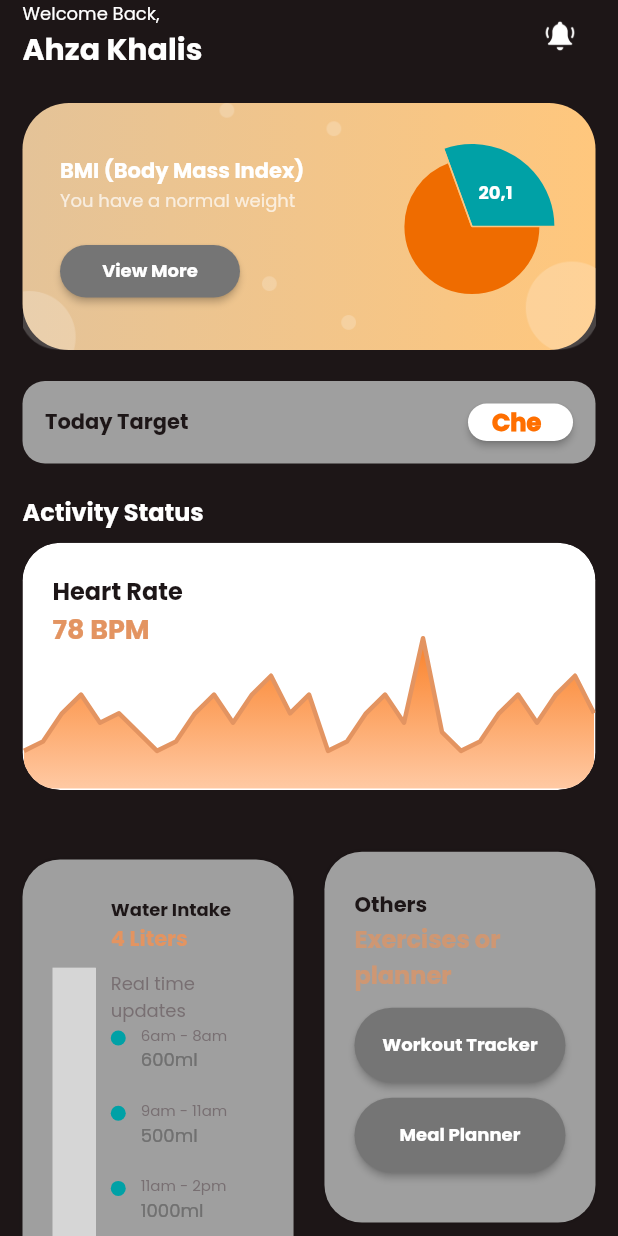
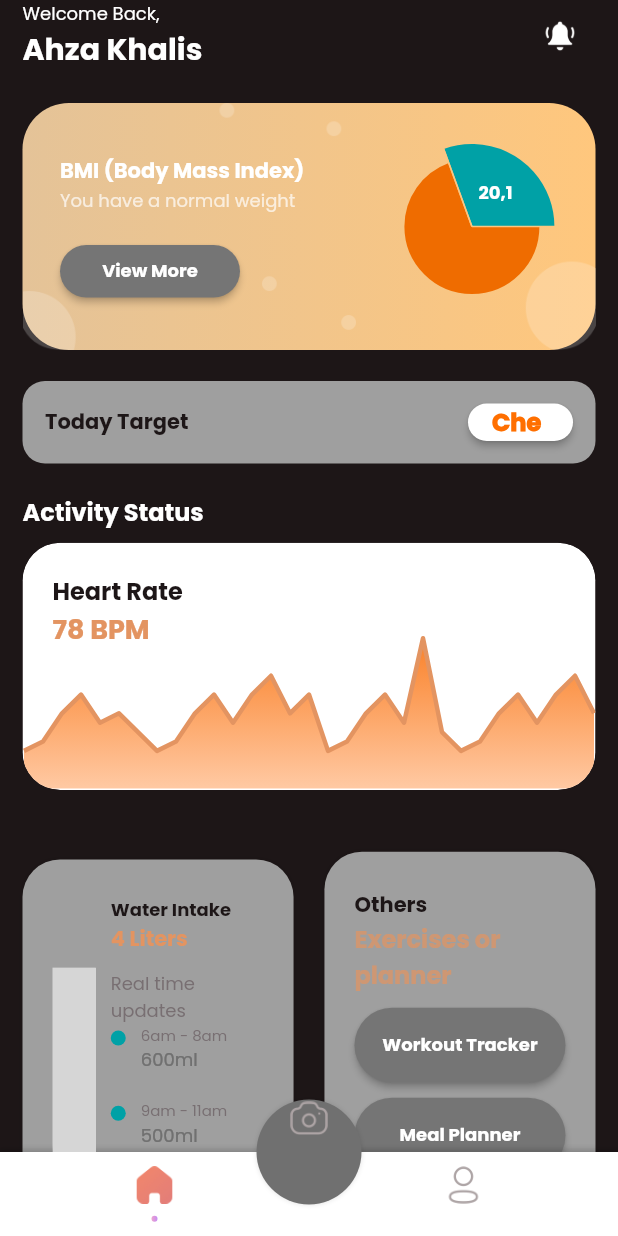
Before and after one commit to adelacalista8/utsmoprog_kelompok5, a Flutter app: the LoginView screen opened directly, after a tap on "Login", on a phone screen of 412 x 824 dp. Run offline on Flutter 3.47's test engine with Material 2 defaults, Android fonts, the phone set to English and light mode, and no system bars; drawn by our look-alikes of fl_chart; our stand-ins replace animated_toggle_switch, readmore, simple_circular_progress_bar; missing offline and left inert: dotted_dashed_line, simple_animation_progress_bar; grey boxes are pictures that could not be loaded.

Commit message:
meal planner

```diff
--- a/lib/home/home_view.dart
+++ b/lib/home/home_view.dart
@@ -1,5 +1,6 @@
 import 'package:UTS_Kelompok5/meal_planner/meal_planner_view.dart';
 import 'package:UTS_Kelompok5/view/login/login_view.dart';
+import 'package:UTS_Kelompok5/view/main_tab/main_tab_view.dart';
 import 'package:UTS_Kelompok5/view/photo_progress/photo_progress_view.dart';
 import 'package:UTS_Kelompok5/view/profile/profile_view.dart';
 import 'package:UTS_Kelompok5/view/workout_tracker/workout_tracker_view.dart';
@@ -627,8 +628,7 @@ class _HomeViewState extends State<HomeView> {
                                             context,
                                             MaterialPageRoute(
                                               //buat testing
-                                              // builder: (context) => const WorkoutTrackerView(),
-                                              builder: (context) => const PhotoProgressView(),
+                                              builder: (context) => const WorkoutTrackerView(),
                                             ),
                                           );
                                         }),
--- a/lib/view/login/login_view.dart
+++ b/lib/view/login/login_view.dart
@@ -4,6 +4,7 @@ import 'package:UTS_Kelompok5/common_widget/round_textfield.dart';
 import 'package:UTS_Kelompok5/home/home_view.dart';
 import 'package:UTS_Kelompok5/view/login/profileprep.dart';
 import 'package:UTS_Kelompok5/view/login/signup_view.dart';
+import 'package:UTS_Kelompok5/view/main_tab/main_tab_view.dart';
 import 'package:UTS_Kelompok5/view/on_boarding/started_view.dart';
 import 'package:flutter/material.dart';
 
@@ -97,7 +98,7 @@ class _LoginViewState extends State<LoginView> {
                           context,
                           MaterialPageRoute(
                               builder: (context) =>
-                              const HomeView()));
+                              const MainTabView()));
                     }),
                 SizedBox(
                   height: media.width * 0.04,
--- a/lib/view/main_tab/main_tab_view.dart
+++ b/lib/view/main_tab/main_tab_view.dart
@@ -1,6 +1,12 @@
 import 'package:UTS_Kelompok5/common/colo_extension.dart';
 import 'package:UTS_Kelompok5/common_widget/tab_button.dart';
+import 'package:UTS_Kelompok5/view/home/blank_view.dart';
 import 'package:flutter/material.dart';
+
+import 'package:UTS_Kelompok5/home/home_view.dart';
+import '../photo_progress/photo_progress_view.dart';
+import '../profile/profile_view.dart';
+import '../workout_tracker/workout_tracker_view.dart';
 
 class MainTabView extends StatefulWidget {
   const MainTabView({super.key});
@@ -10,177 +16,82 @@ class MainTabView extends StatefulWidget {
 }
 
 class _MainTabViewState extends State<MainTabView> {
-
-int selectTab = 0;
-
-
+  int selectTab = 0;
+  final PageStorageBucket pageBucket = PageStorageBucket();
+  Widget currentTab = const HomeView();
   @override
   Widget build(BuildContext context) {
     return Scaffold(
-      backgroundColor: TColor.black,
+      backgroundColor: TColor.white,
+      body: PageStorage(bucket: pageBucket, child: currentTab),
       floatingActionButtonLocation: FloatingActionButtonLocation.centerDocked,
-      floatingActionButton: SizedBox(width: 70, height: 70, child : InkWell( onTap : (){}, child: Container(
-          width: 65,
-          height : 65,
-          decoration: BoxDecoration(
-              color: Colors.grey,
-              borderRadius: BorderRadius.circular(35),
-              boxShadow: const [
-                BoxShadow(
-                    color: Colors.black26,
+      floatingActionButton: SizedBox(
+        width: 70,
+        height: 70,
+        child: InkWell(
+          onTap: () {},
+          child: Container(
+            width: 65,
+            height: 65,
+            decoration: BoxDecoration(
+                gradient: LinearGradient(
+                  colors: TColor.darkmixdark,
+                ),
+                borderRadius: BorderRadius.circular(35),
+                boxShadow: const [
+                  BoxShadow(
+                    color: Colors.black12,
                     blurRadius: 2,)
-              ]
+                ]),
+            child: TabButton(
+                icon: "assets/img/camera_tab.png",
+                selectIcon: "assets/img/camera_tab_select.png",
+                isActive: selectTab == 2,
+                onTap: () {
+                  selectTab = 2;
+                  currentTab = const PhotoProgressView();
+                  if (mounted) {
+                    setState(() {});
+                  }
+                }),
           ),
-              child: Icon(Icons.camera_alt_rounded, color : TColor.white, size: 35,),
-      ),
-
-      ), ),
+          ),
+        ),
       bottomNavigationBar: BottomAppBar(
-          child: Container (
-            decoration: BoxDecoration(color : TColor.white, boxShadow: const [BoxShadow(color: Colors.black26, blurRadius: 2,
-                offset : Offset(0,-2))
+          child: Container(
+            decoration: BoxDecoration(color: TColor.white, boxShadow: const [
+              BoxShadow(color: Colors.black12, blurRadius: 2, offset: Offset(0, -2))
             ]),
-
             height: kToolbarHeight,
-            child : Row(
+            child: Row(
               mainAxisAlignment: MainAxisAlignment.spaceAround,
               children: [
+                TabButton(
+                    icon: "assets/img/home_tab.png",
+                    selectIcon: "assets/img/home_tab_select.png",
+                    isActive: selectTab == 0,
+                    onTap: () {
+                      selectTab = 0;
+                      currentTab = const HomeView();
+                      if (mounted) {
+                        setState(() {});
+                      }
+                    }),
 
-                // SizedBox(width:0,),
-                TabButton(icon: "assets/img/home_tab.png", selectIcon: "assets/img/home_tab_select.png", isActive: selectTab==0, onTap: (){
-                  selectTab = 0;
-                  if(mounted){
-                    setState((){
-                    });}
-                } ),
-
-                TabButton(icon: "assets/img/profile_tab.png", selectIcon: "assets/img/person_tab_select.png",
-                    isActive: selectTab==1,
-                    onTap: (){
-                  selectTab = 1;
-                  if(mounted){
-                    setState((){});
-                  }
-                } ),
-
+                TabButton(
+                    icon: "assets/img/profile_tab.png",
+                    selectIcon: "assets/img/profile_tab_select.png",
+                    isActive: selectTab == 3,
+                    onTap: () {
+                      selectTab = 3;
+                      currentTab = const ProfileView();
+                      if (mounted) {
+                        setState(() {});
+                      }
+                    })
               ],
             ),
-          ),
-        ),
-
-
+          )),
     );
   }
 }
-
-
-//
-//
-// import 'package:UTS_Kelompok5/common/colo_extension.dart';
-// import 'package:UTS_Kelompok5/common_widget/tab_button.dart';
-//
-// import 'package:flutter/material.dart';
-
-//
-// class MainTabView extends StatefulWidget {
-//   const MainTabView({super.key});
-//
-//   @override
-//   State<MainTabView> createState() => _MainTabViewState();
-// }
-//
-// class _MainTabViewState extends State<MainTabView> {
-//   int selectTab = 0;
-//   final PageStorageBucket pageBucket = PageStorageBucket();
-//   Widget currentTab = const MainTabView();
-//   @override
-//   Widget build(BuildContext context) {
-//     return Scaffold(
-//       backgroundColor: TColor.white,
-//       body: PageStorage(bucket: pageBucket, child: currentTab),
-//       floatingActionButtonLocation: FloatingActionButtonLocation.centerDocked,
-//       floatingActionButton: SizedBox(
-//         width: 70,
-//         height: 70,
-//         child: InkWell(
-//           onTap: () {},
-//           child: Container(
-//             width: 65,
-//             height: 65,
-//             decoration: BoxDecoration(
-//                 gradient: LinearGradient(
-//                   colors: TColor.primaryG,
-//                 ),
-//                 borderRadius: BorderRadius.circular(35),
-//                 boxShadow: const [
-//                   BoxShadow(
-//                     color: Colors.black12,
-//                     blurRadius: 2,)
-//                 ]),
-//             child: Icon(Icons.search,color: TColor.white, size: 35, ),
-//           ),
-//         ),
-//       ),
-//       bottomNavigationBar: BottomAppBar(
-//           child: Container(
-//             decoration: BoxDecoration(color: TColor.white, boxShadow: const [
-//               BoxShadow(color: Colors.black12, blurRadius: 2, offset: Offset(0, -2))
-//             ]),
-//             height: kToolbarHeight,
-//             child: Row(
-//               mainAxisAlignment: MainAxisAlignment.spaceAround,
-//               children: [
-//                 TabButton(
-//                     icon: "assets/img/home_tab.png",
-//                     selectIcon: "assets/img/home_tab_select.png",
-//                     isActive: selectTab == 0,
-//                     onTap: () {
-//                       selectTab = 0;
-//                       currentTab = const MainTabView();
-//                       if (mounted) {
-//                         setState(() {});
-//                       }
-//                     }),
-//                 TabButton(
-//                     icon: "assets/img/activity_tab.png",
-//                     selectIcon: "assets/img/activity_tab_select.png",
-//                     isActive: selectTab == 1,
-//                     onTap: () {
-//                       selectTab = 1;
-//                       currentTab = const MainTabView();
-//                       if (mounted) {
-//                         setState(() {});
-//                       }
-//                     }),
-//
-//                 const  SizedBox(width: 40,),
-//                 TabButton(
-//                     icon: "assets/img/camera_tab.png",
-//                     selectIcon: "assets/img/camera_tab_select.png",
-//                     isActive: selectTab == 2,
-//                     onTap: () {
-//                       selectTab = 2;
-//                       currentTab = const MainTabView();
-//                       if (mounted) {
-//                         setState(() {});
-//                       }
-//                     }),
-//                 TabButton(
-//                     icon: "assets/img/profile_tab.png",
-//                     selectIcon: "assets/img/profile_tab_select.png",
-//                     isActive: selectTab == 3,
-//                     onTap: () {
-//                       selectTab = 3;
-//                       currentTab = const MainTabView();
-//                       if (mounted) {
-//                         setState(() {});
-//                       }
-//                     })
-//               ],
-//             ),
-//           )),
-//     );
-//   }
-// }
-//
-//
```
Also changed, not shown: lib/view/home/blank_view.dart (added, +19 -0 lines), assets/img/camera_tab_select.png, 1 other file.
